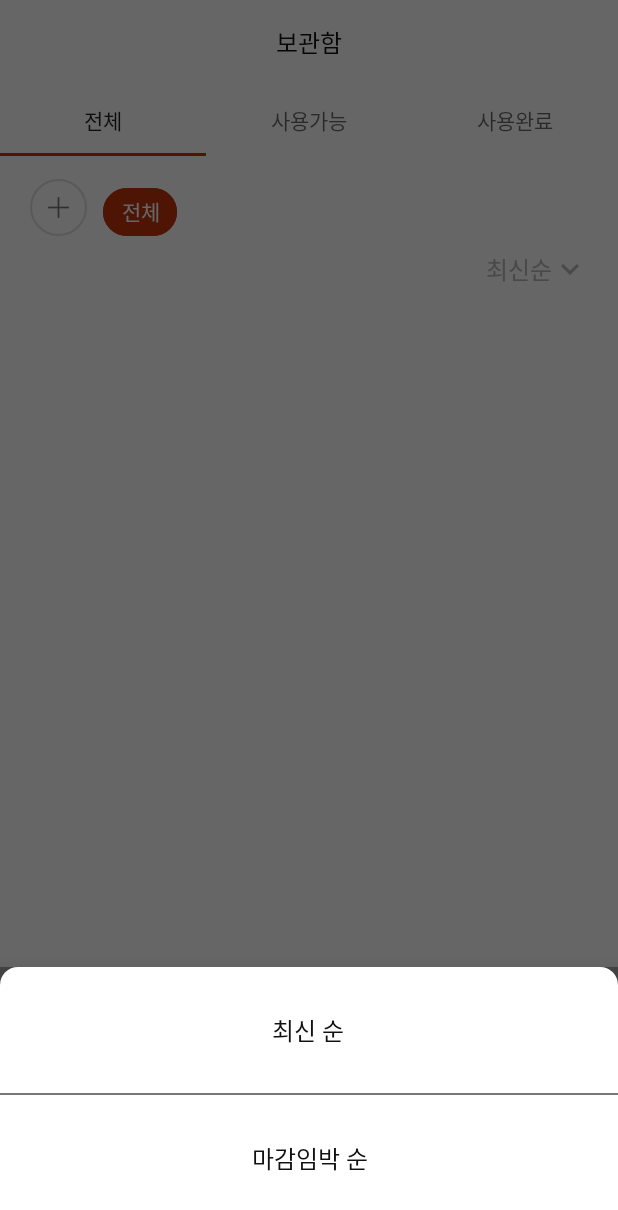
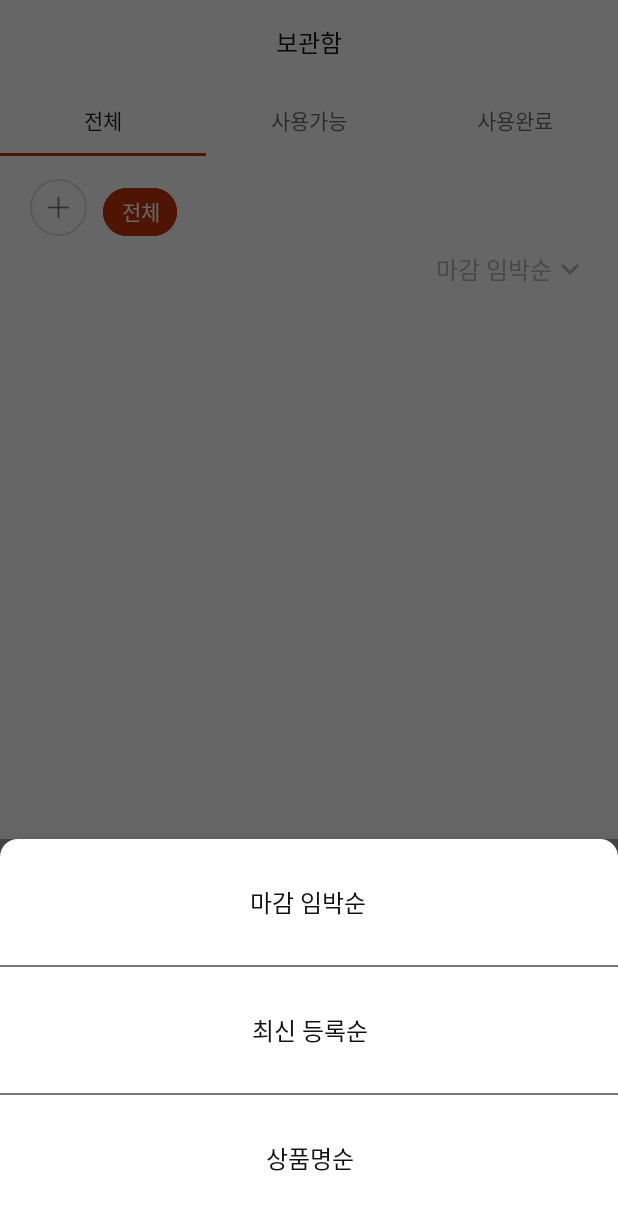
Before and after one commit to GDSC-Daejin/project-moa-android, an Android app: the fragment SortBottomSheet placed in its activity, item 2 of the bottom bar chosen, on a phone screen of 412 x 824 dp. Shown: the top 1210 px of the screen. Run offline under Robolectric (Android 15) with nearby library versions, the phone set to English and light mode, and no system bars; our stand-ins replace Timber; network calls fail; pictures from the network do not load.

Commit message:
feat: 상품명순 정렬 기능 추가

```diff
--- a/app/src/main/java/com/example/giftmoa/BottomMenu/CouponFragment.kt
+++ b/app/src/main/java/com/example/giftmoa/BottomMenu/CouponFragment.kt
@@ -180,8 +180,8 @@ class CouponFragment : Fragment(), CategoryListener {
                         updatedGifticon?.let { it1 -> gifticonViewModel.updateCoupon(it1) }
                     } else {
                         // 기프티콘 수동 등록
-                        binding.tvSort.text = "최신순"
-                        gifticonViewModel.sortCouponList("최신순")
+                        binding.tvSort.text = "최신 등록순"
+                        gifticonViewModel.sortCouponList("최신 등록순")
                         updatedGifticon?.let { it1 -> gifticonViewModel.addCoupon(it1) }
                     }
                 }
--- a/app/src/main/java/com/example/giftmoa/HomeTab/GifticonViewModel.kt
+++ b/app/src/main/java/com/example/giftmoa/HomeTab/GifticonViewModel.kt
@@ -79,15 +79,15 @@ class GifticonViewModel: ViewModel() {
     // 정렬 기준
     fun sortCouponList(sort: String) {
         when (sort) {
-            "최신순" -> {
+            "최신 등록순" -> {
                 datas.sortByDescending { x -> x.id }
                 setData(datas)
             }
-            "이름순" -> {
+            "상품명순" -> {
                 datas.sortBy { x -> x.name }
                 setData(datas)
             }
-            "마감임박순" -> {
+            "마감 임박순" -> {
                 datas.sortBy { x -> x.dueDate }
                 setData(datas)
             }
--- a/app/src/main/res/layout/fragment_coupon.xml
+++ b/app/src/main/res/layout/fragment_coupon.xml
@@ -98,7 +98,7 @@
         android:layout_height="wrap_content"
         android:layout_marginEnd="20dp"
         android:fontFamily="@font/pretendard_medium"
-        android:text="최신순"
+        android:text="마감 임박순"
         android:textColor="@color/moa_gray_400"
         android:textSize="16sp"
         app:drawableRightCompat="@drawable/baseline_keyboard_arrow_down_24"
--- a/app/src/main/res/layout/fragment_sort_bottom_sheet.xml
+++ b/app/src/main/res/layout/fragment_sort_bottom_sheet.xml
@@ -13,12 +13,12 @@
     tools:context=".BottomSheetFragment.BottomSheetFragment">
 
     <TextView
-        android:id="@+id/tv_recent"
+        android:id="@+id/tv_due_date"
         android:layout_width="wrap_content"
         android:layout_height="wrap_content"
         android:fontFamily="@font/pretendard_medium"
         android:gravity="center"
-        android:text="최신 순"
+        android:text="마감 임박순"
         android:textColor="@color/moa_gray_900"
         android:textSize="16sp"
         app:layout_constraintEnd_toEndOf="parent"
@@ -27,29 +27,57 @@
         app:layout_constraintTop_toTopOf="parent" />
 
     <LinearLayout
-        android:id="@+id/linearLayout"
+        android:id="@+id/ll_first_line"
         android:layout_width="match_parent"
         android:layout_height="1dp"
         android:layout_marginTop="30dp"
         android:layout_marginBottom="30dp"
         android:background="@color/moa_gray_600"
         android:orientation="horizontal"
-        app:layout_constraintBottom_toTopOf="@id/tv_due_date"
+        app:layout_constraintEnd_toEndOf="parent"
+        app:layout_constraintStart_toStartOf="parent"
+        app:layout_constraintTop_toBottomOf="@+id/tv_due_date"
+        tools:layout_editor_absoluteX="3dp" />
+
+    <TextView
+        android:id="@+id/tv_recent"
+        android:layout_width="wrap_content"
+        android:layout_height="wrap_content"
+        android:fontFamily="@font/pretendard_medium"
+        android:gravity="center"
+        android:text="최신 등록순"
+        android:textColor="@color/moa_gray_900"
+        android:layout_marginTop="30dp"
+        android:textSize="16sp"
+        app:layout_constraintTop_toBottomOf="@id/ll_first_line"
+        app:layout_constraintEnd_toEndOf="parent"
+        app:layout_constraintHorizontal_bias="0.501"
+        app:layout_constraintStart_toStartOf="parent" />
+
+    <LinearLayout
+        android:id="@+id/ll_second_line"
+        android:layout_width="match_parent"
+        android:layout_height="1dp"
+        android:layout_marginTop="30dp"
+        android:layout_marginBottom="30dp"
+        android:background="@color/moa_gray_600"
+        android:orientation="horizontal"
         app:layout_constraintEnd_toEndOf="parent"
         app:layout_constraintStart_toStartOf="parent"
         app:layout_constraintTop_toBottomOf="@+id/tv_recent"
         tools:layout_editor_absoluteX="3dp" />
 
     <TextView
-        android:id="@+id/tv_due_date"
+        android:id="@+id/tv_coupon_name"
         android:layout_width="wrap_content"
         android:layout_height="wrap_content"
         android:fontFamily="@font/pretendard_medium"
         android:gravity="center"
-        android:text="마감임박 순"
+        android:text="상품명순"
         android:textColor="@color/moa_gray_900"
+        android:layout_marginTop="30dp"
         android:textSize="16sp"
-        app:layout_constraintBottom_toBottomOf="parent"
+        app:layout_constraintTop_toBottomOf="@id/ll_second_line"
         app:layout_constraintEnd_toEndOf="parent"
         app:layout_constraintHorizontal_bias="0.501"
         app:layout_constraintStart_toStartOf="parent" />
```
Also changed, not shown: app/src/main/java/com/example/giftmoa/BottomSheetFragment/SortBottomSheet.kt (+8 -2 lines).
